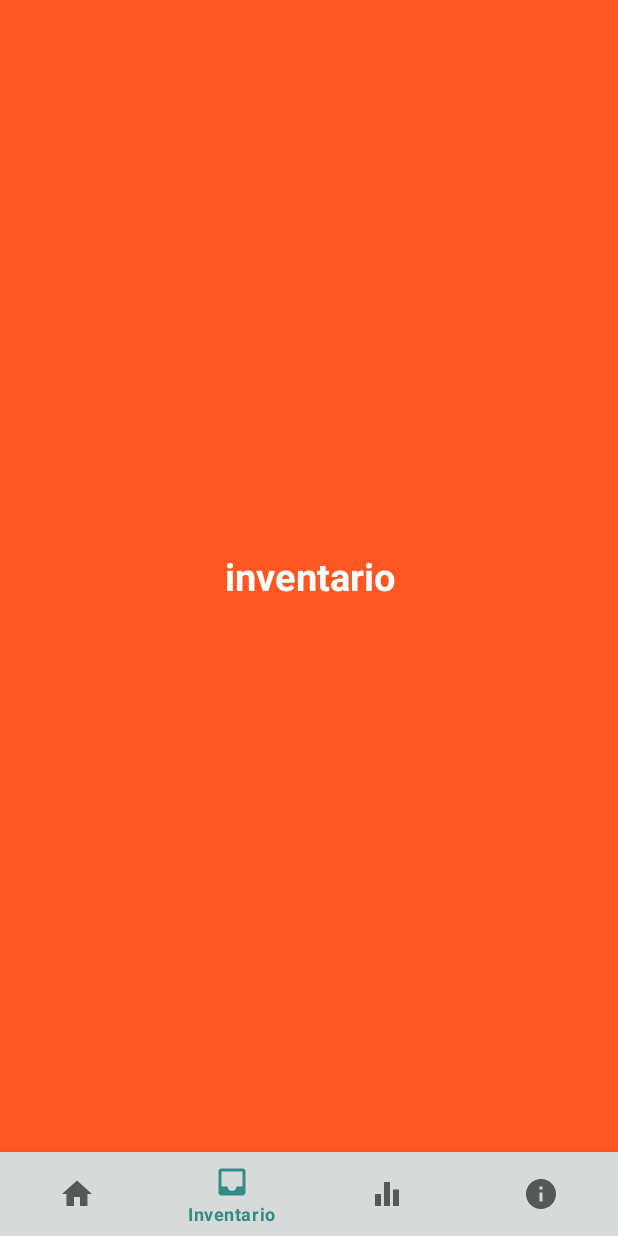
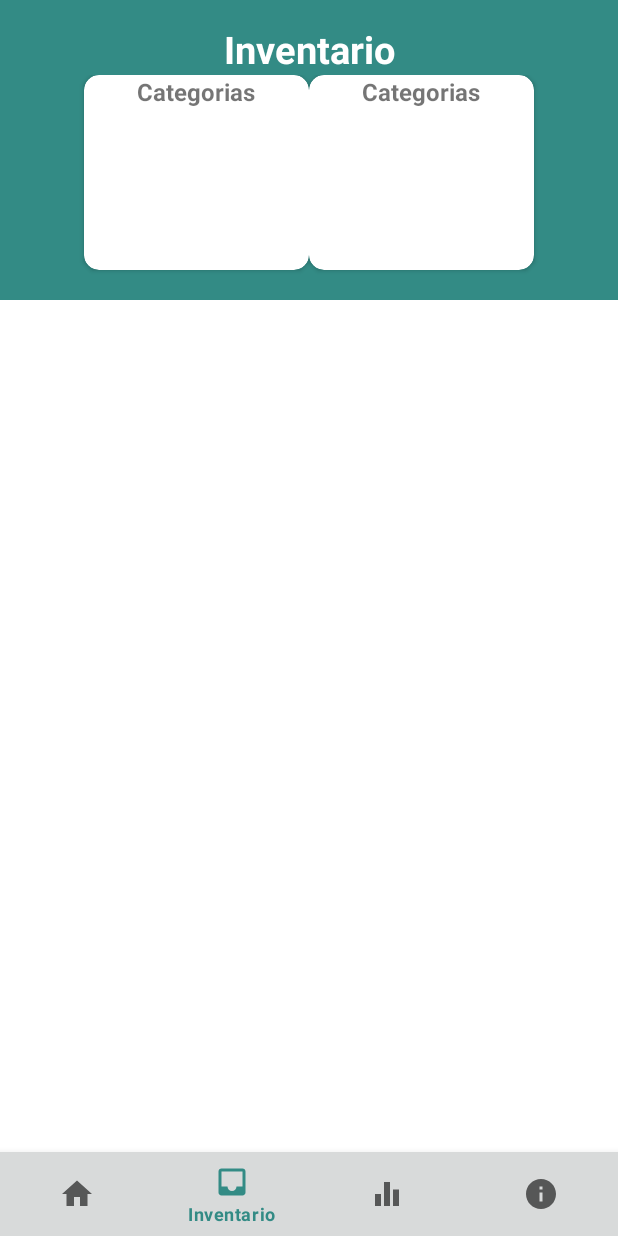
Before and after one commit to Giuhel/VentApps, an Android app: the screen it shows after launch (MainActivity), item 2 of the bottom bar chosen, on a phone screen of 412 x 824 dp. Run offline under Robolectric (Android 15) with nearby library versions, the phone set to English and light mode, and no system bars.

Commit message:
diseño fragment inventario v1

```diff
--- a/app/src/main/res/layout/fragment_inventario.xml
+++ b/app/src/main/res/layout/fragment_inventario.xml
@@ -1,19 +1,70 @@
 <?xml version="1.0" encoding="utf-8"?>
 <FrameLayout xmlns:android="http://schemas.android.com/apk/res/android"
+    xmlns:app="http://schemas.android.com/apk/res-auto"
     xmlns:tools="http://schemas.android.com/tools"
     android:layout_width="match_parent"
     android:layout_height="match_parent"
     tools:context=".fragmentos.Inventario">
 
-    <!-- TODO: Update blank fragment layout -->
-    <TextView
+    <androidx.constraintlayout.widget.ConstraintLayout
         android:layout_width="match_parent"
-        android:layout_height="match_parent"
-        android:text="inventario"
-        android:textColor="@color/white"
-        android:textSize="25sp"
-        android:textStyle="bold"
-        android:background="#FF5722"
-        android:gravity="center"/>
+        android:layout_height="200dp"
+        android:background="@color/verdePastel">
+
+        <TextView
+            android:id="@+id/textView5"
+            android:layout_width="wrap_content"
+            android:layout_height="wrap_content"
+            android:layout_marginTop="15dp"
+            android:text="Inventario"
+            android:textColor="@color/white"
+            android:textSize="25sp"
+            android:textStyle="bold"
+            app:layout_constraintEnd_toEndOf="parent"
+            app:layout_constraintStart_toStartOf="parent"
+            app:layout_constraintTop_toTopOf="parent" />
+
+        <LinearLayout
+            android:layout_width="match_parent"
+            android:layout_height="140dp"
+            android:orientation="horizontal"
+            android:gravity="center_horizontal"
+            app:layout_constraintEnd_toEndOf="parent"
+            app:layout_constraintStart_toStartOf="parent"
+            app:layout_constraintTop_toBottomOf="@+id/textView5">
+
+            <androidx.cardview.widget.CardView
+                android:layout_width="150dp"
+                android:layout_height="130dp"
+                app:cardCornerRadius="10dp"
+                android:elevation="4dp">
+
+                <TextView
+                    android:layout_width="wrap_content"
+                    android:layout_height="wrap_content"
+                    android:text="Categorias"
+                    android:textSize="16sp"
+                    android:textStyle="bold"
+                    android:layout_gravity="center_horizontal"/>
+            </androidx.cardview.widget.CardView>
+
+            <androidx.cardview.widget.CardView
+                android:layout_width="150dp"
+                android:layout_height="130dp"
+                app:cardCornerRadius="10dp"
+                android:elevation="4dp">
+
+                <TextView
+                    android:layout_width="wrap_content"
+                    android:layout_height="wrap_content"
+                    android:text="Categorias"
+                    android:textSize="16sp"
+                    android:textStyle="bold"
+                    android:layout_gravity="center_horizontal"/>
+            </androidx.cardview.widget.CardView>
+
+        </LinearLayout>
+
+    </androidx.constraintlayout.widget.ConstraintLayout>
 
 </FrameLayout>
```
